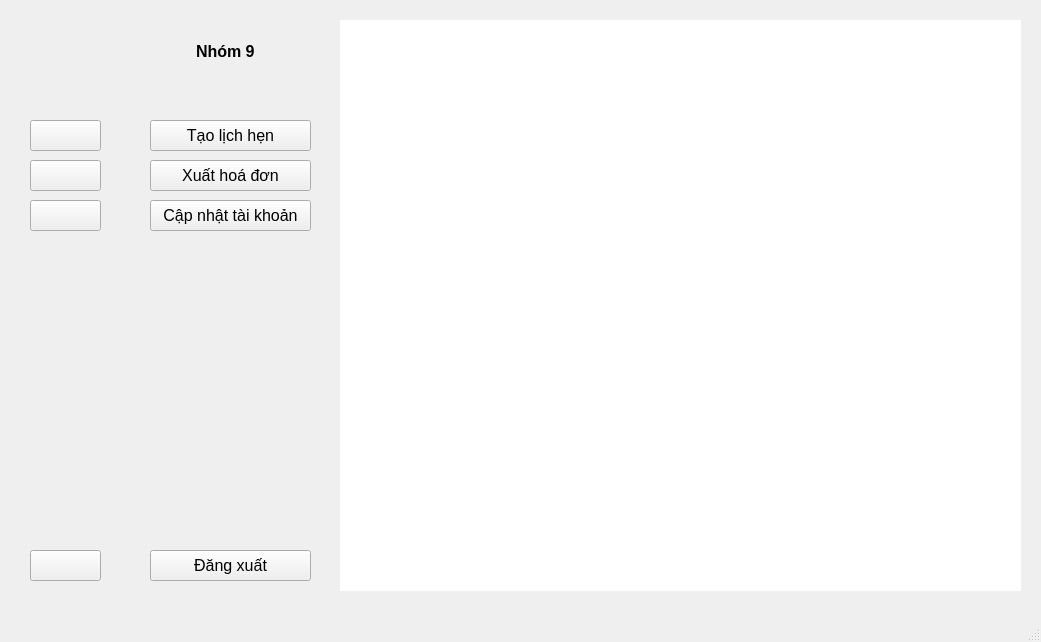
The window that views/nhanvien.ui (id4wndatt/Healthcare_management_system_PyApp) describes before a commit, drawn with Qt 5.
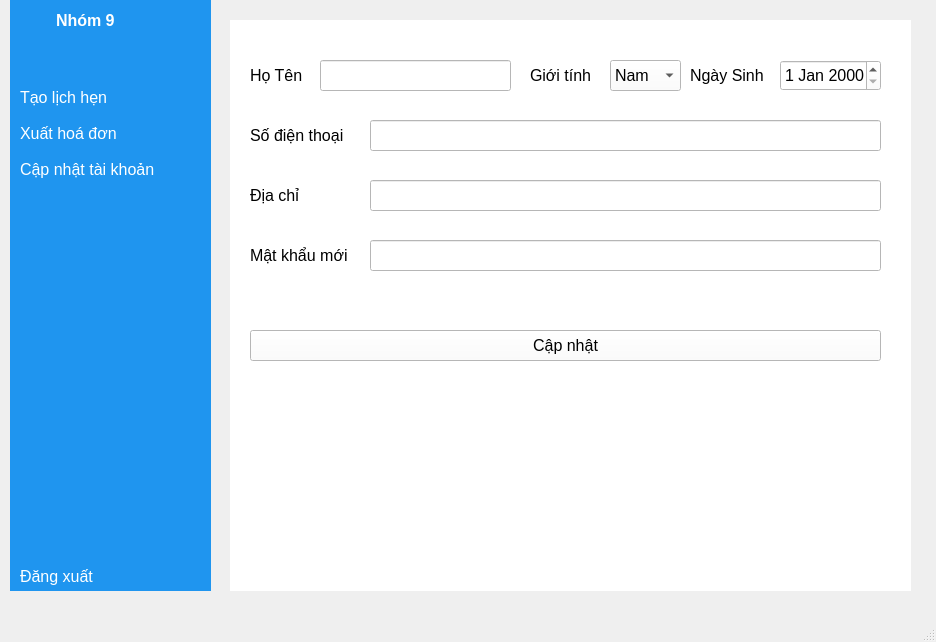
The same window after the commit. The open tabs and pages were chosen to show the change. Icons and pictures are not drawn.

Commit message: Tạo Giao diện nhân viên

```diff
--- a/views/nhanvien.ui
+++ b/views/nhanvien.ui
@@ -6,7 +6,7 @@
    <rect>
     <x>0</x>
     <y>0</y>
-    <width>1041</width>
+    <width>936</width>
     <height>642</height>
    </rect>
   </property>
@@ -14,325 +14,234 @@
    <string>MainWindow</string>
   </property>
   <widget class="QWidget" name="centralwidget">
-   <widget class="QWidget" name="widget" native="true">
-    <property name="geometry">
-     <rect>
-      <x>10</x>
-      <y>10</y>
-      <width>101</width>
-      <height>591</height>
-     </rect>
-    </property>
-    <property name="styleSheet">
-     <string notr="true"/>
-    </property>
-    <widget class="QLabel" name="label">
-     <property name="geometry">
-      <rect>
-       <x>20</x>
-       <y>20</y>
-       <width>40</width>
-       <height>40</height>
-      </rect>
-     </property>
-     <property name="minimumSize">
-      <size>
-       <width>40</width>
-       <height>40</height>
-      </size>
-     </property>
-     <property name="maximumSize">
-      <size>
-       <width>40</width>
-       <height>40</height>
-      </size>
-     </property>
-     <property name="lineWidth">
-      <number>1</number>
-     </property>
-     <property name="text">
-      <string/>
-     </property>
-     <property name="pixmap">
-      <pixmap resource="Resources_cus.qrc">:/newPrefix/Img/anvata.png</pixmap>
-     </property>
-     <property name="scaledContents">
-      <bool>true</bool>
-     </property>
-    </widget>
-    <widget class="QPushButton" name="pushButton">
-     <property name="geometry">
-      <rect>
-       <x>20</x>
-       <y>110</y>
-       <width>71</width>
-       <height>31</height>
-      </rect>
-     </property>
-     <property name="text">
-      <string/>
-     </property>
-     <property name="icon">
-      <iconset resource="Resources_cus.qrc">
-       <normaloff>:/newPrefix/Img/DanhSachLichHen.png</normaloff>:/newPrefix/Img/DanhSachLichHen.png</iconset>
-     </property>
-     <property name="iconSize">
-      <size>
-       <width>20</width>
-       <height>20</height>
-      </size>
-     </property>
-    </widget>
-    <widget class="QPushButton" name="pushButton_4">
-     <property name="geometry">
-      <rect>
-       <x>20</x>
-       <y>540</y>
-       <width>71</width>
-       <height>31</height>
-      </rect>
-     </property>
-     <property name="text">
-      <string/>
-     </property>
-     <property name="icon">
-      <iconset resource="Resources_cus.qrc">
-       <normaloff>:/newPrefix/Img/power.png</normaloff>:/newPrefix/Img/power.png</iconset>
-     </property>
-     <property name="iconSize">
-      <size>
-       <width>20</width>
-       <height>20</height>
-      </size>
-     </property>
-    </widget>
-    <widget class="QPushButton" name="pushButton_2">
-     <property name="geometry">
-      <rect>
-       <x>20</x>
-       <y>150</y>
-       <width>71</width>
-       <height>31</height>
-      </rect>
-     </property>
-     <property name="text">
-      <string/>
-     </property>
-     <property name="icon">
-      <iconset resource="Resources_cus.qrc">
-       <normaloff>:/newPrefix/Img/ThongTinKhachHang.png</normaloff>:/newPrefix/Img/ThongTinKhachHang.png</iconset>
-     </property>
-     <property name="iconSize">
-      <size>
-       <width>20</width>
-       <height>20</height>
-      </size>
-     </property>
-    </widget>
-    <widget class="QPushButton" name="pushButton_3">
-     <property name="geometry">
-      <rect>
-       <x>20</x>
-       <y>190</y>
-       <width>71</width>
-       <height>31</height>
-      </rect>
-     </property>
-     <property name="text">
-      <string/>
-     </property>
-     <property name="icon">
-      <iconset resource="Resources_cus.qrc">
-       <normaloff>:/newPrefix/Img/anvata.png</normaloff>:/newPrefix/Img/anvata.png</iconset>
-     </property>
-     <property name="iconSize">
-      <size>
-       <width>20</width>
-       <height>20</height>
-      </size>
-     </property>
-    </widget>
-   </widget>
    <widget class="QWidget" name="widget_2" native="true">
     <property name="geometry">
      <rect>
-      <x>140</x>
-      <y>10</y>
-      <width>181</width>
+      <x>10</x>
+      <y>0</y>
+      <width>201</width>
       <height>591</height>
      </rect>
     </property>
     <property name="styleSheet">
-     <string notr="true"/>
+     <string notr="true">QWidget{
+	background-color: rgb(31, 149, 239);
+	color:white;
+}
+
+QPushButton{
+	color:white;
+	text-align:left;
+	height:30px;
+	border:none;
+	padding-left:10px;
+	border-bottom-left-radius:10px;
+}
+
+QPushButton:checked{
+	background-color:#F5FAFE;
+	color:#1F95EF;
+	font-weight:bold;
+}</string>
     </property>
-    <widget class="QPushButton" name="pushButton_6">
-     <property name="geometry">
-      <rect>
-       <x>10</x>
-       <y>540</y>
-       <width>161</width>
-       <height>31</height>
-      </rect>
-     </property>
-     <property name="font">
-      <font>
-       <pointsize>12</pointsize>
-      </font>
-     </property>
-     <property name="text">
-      <string>Đăng xuất</string>
-     </property>
-     <property name="icon">
-      <iconset resource="Resources_cus.qrc">
-       <normaloff>:/newPrefix/Img/power.png</normaloff>:/newPrefix/Img/power.png</iconset>
-     </property>
-     <property name="iconSize">
-      <size>
-       <width>20</width>
-       <height>20</height>
-      </size>
-     </property>
-    </widget>
-    <widget class="QPushButton" name="pushButton_8">
-     <property name="geometry">
-      <rect>
-       <x>10</x>
-       <y>110</y>
-       <width>161</width>
-       <height>31</height>
-      </rect>
-     </property>
-     <property name="font">
-      <font>
-       <pointsize>12</pointsize>
-      </font>
-     </property>
-     <property name="text">
-      <string>Tạo lịch hẹn</string>
-     </property>
-     <property name="icon">
-      <iconset resource="Resources_cus.qrc">
-       <normaloff>:/newPrefix/Img/DanhSachDichVu.png</normaloff>:/newPrefix/Img/DanhSachDichVu.png</iconset>
-     </property>
-     <property name="iconSize">
-      <size>
-       <width>20</width>
-       <height>20</height>
-      </size>
-     </property>
-    </widget>
-    <widget class="QPushButton" name="pushButton_7">
-     <property name="geometry">
-      <rect>
-       <x>10</x>
-       <y>150</y>
-       <width>161</width>
-       <height>31</height>
-      </rect>
-     </property>
-     <property name="font">
-      <font>
-       <pointsize>12</pointsize>
-      </font>
-     </property>
-     <property name="text">
-      <string>Xuất hoá đơn</string>
-     </property>
-     <property name="icon">
-      <iconset resource="Resources_cus.qrc">
-       <normaloff>:/newPrefix/Img/ThongTinKhachHang.png</normaloff>:/newPrefix/Img/ThongTinKhachHang.png</iconset>
-     </property>
-     <property name="iconSize">
-      <size>
-       <width>20</width>
-       <height>20</height>
-      </size>
-     </property>
-    </widget>
-    <widget class="QPushButton" name="pushButton_5">
-     <property name="geometry">
-      <rect>
-       <x>10</x>
-       <y>190</y>
-       <width>161</width>
-       <height>31</height>
-      </rect>
-     </property>
-     <property name="font">
-      <font>
-       <pointsize>12</pointsize>
-      </font>
-     </property>
-     <property name="text">
-      <string>Cập nhật tài khoản</string>
-     </property>
-     <property name="icon">
-      <iconset resource="Resources_cus.qrc">
-       <normaloff>:/newPrefix/Img/anvata.png</normaloff>:/newPrefix/Img/anvata.png</iconset>
-     </property>
-     <property name="iconSize">
-      <size>
-       <width>20</width>
-       <height>20</height>
-      </size>
-     </property>
-    </widget>
-    <widget class="QWidget" name="">
-     <property name="geometry">
-      <rect>
-       <x>10</x>
-       <y>20</y>
-       <width>161</width>
-       <height>42</height>
-      </rect>
-     </property>
-     <layout class="QHBoxLayout" name="horizontalLayout">
-      <item>
-       <widget class="QLabel" name="label_2">
-        <property name="minimumSize">
-         <size>
-          <width>40</width>
-          <height>40</height>
-         </size>
-        </property>
-        <property name="maximumSize">
-         <size>
-          <width>40</width>
-          <height>40</height>
-         </size>
-        </property>
-        <property name="text">
-         <string/>
-        </property>
-        <property name="pixmap">
-         <pixmap resource="Resources_cus.qrc">:/newPrefix/Img/anvata.png</pixmap>
-        </property>
-        <property name="scaledContents">
-         <bool>true</bool>
-        </property>
-       </widget>
-      </item>
-      <item>
-       <widget class="QLabel" name="label_3">
-        <property name="font">
-         <font>
-          <pointsize>12</pointsize>
-          <weight>75</weight>
-          <bold>true</bold>
-         </font>
-        </property>
-        <property name="text">
-         <string>Nhóm 9</string>
-        </property>
-       </widget>
-      </item>
-     </layout>
-    </widget>
+    <layout class="QVBoxLayout" name="verticalLayout_4">
+     <item>
+      <layout class="QHBoxLayout" name="horizontalLayout">
+       <item>
+        <widget class="QLabel" name="label_2">
+         <property name="minimumSize">
+          <size>
+           <width>40</width>
+           <height>40</height>
+          </size>
+         </property>
+         <property name="maximumSize">
+          <size>
+           <width>40</width>
+           <height>40</height>
+          </size>
+         </property>
+         <property name="text">
+          <string/>
+         </property>
+         <property name="pixmap">
+          <pixmap resource="Resources_cus.qrc">:/newPrefix/Img/anvata.png</pixmap>
+         </property>
+         <property name="scaledContents">
+          <bool>true</bool>
+         </property>
+        </widget>
+       </item>
+       <item>
+        <widget class="QLabel" name="label_3">
+         <property name="font">
+          <font>
+           <pointsize>12</pointsize>
+           <weight>75</weight>
+           <bold>true</bold>
+          </font>
+         </property>
+         <property name="text">
+          <string>Nhóm 9</string>
+         </property>
+        </widget>
+       </item>
+      </layout>
+     </item>
+     <item>
+      <layout class="QVBoxLayout" name="verticalLayout">
+       <item>
+        <widget class="QPushButton" name="btntaikhoan_nv_5">
+         <property name="text">
+          <string/>
+         </property>
+         <property name="iconSize">
+          <size>
+           <width>20</width>
+           <height>20</height>
+          </size>
+         </property>
+         <property name="checkable">
+          <bool>true</bool>
+         </property>
+         <property name="autoExclusive">
+          <bool>true</bool>
+         </property>
+        </widget>
+       </item>
+       <item>
+        <widget class="QPushButton" name="btnlichhen_nv_2">
+         <property name="font">
+          <font>
+           <pointsize>12</pointsize>
+          </font>
+         </property>
+         <property name="text">
+          <string>Tạo lịch hẹn</string>
+         </property>
+         <property name="icon">
+          <iconset resource="Resources_cus.qrc">
+           <normaloff>:/newPrefix/Img/DanhSachDichVu.png</normaloff>:/newPrefix/Img/DanhSachDichVu.png</iconset>
+         </property>
+         <property name="iconSize">
+          <size>
+           <width>20</width>
+           <height>20</height>
+          </size>
+         </property>
+         <property name="checkable">
+          <bool>true</bool>
+         </property>
+         <property name="autoExclusive">
+          <bool>true</bool>
+         </property>
+        </widget>
+       </item>
+       <item>
+        <widget class="QPushButton" name="btnhoadon_nv_2">
+         <property name="font">
+          <font>
+           <pointsize>12</pointsize>
+          </font>
+         </property>
+         <property name="text">
+          <string>Xuất hoá đơn</string>
+         </property>
+         <property name="icon">
+          <iconset resource="Resources_cus.qrc">
+           <normaloff>:/newPrefix/Img/ThongTinKhachHang.png</normaloff>:/newPrefix/Img/ThongTinKhachHang.png</iconset>
+         </property>
+         <property name="iconSize">
+          <size>
+           <width>20</width>
+           <height>20</height>
+          </size>
+         </property>
+         <property name="checkable">
+          <bool>true</bool>
+         </property>
+         <property name="autoExclusive">
+          <bool>true</bool>
+         </property>
+        </widget>
+       </item>
+       <item>
+        <widget class="QPushButton" name="btntaikhoan_nv_2">
+         <property name="font">
+          <font>
+           <pointsize>12</pointsize>
+          </font>
+         </property>
+         <property name="text">
+          <string>Cập nhật tài khoản</string>
+         </property>
+         <property name="icon">
+          <iconset resource="Resources_cus.qrc">
+           <normaloff>:/newPrefix/Img/anvata.png</normaloff>:/newPrefix/Img/anvata.png</iconset>
+         </property>
+         <property name="iconSize">
+          <size>
+           <width>20</width>
+           <height>20</height>
+          </size>
+         </property>
+         <property name="checkable">
+          <bool>true</bool>
+         </property>
+         <property name="autoExclusive">
+          <bool>true</bool>
+         </property>
+        </widget>
+       </item>
+      </layout>
+     </item>
+     <item>
+      <spacer name="verticalSpacer_2">
+       <property name="orientation">
+        <enum>Qt::Vertical</enum>
+       </property>
+       <property name="sizeHint" stdset="0">
+        <size>
+         <width>20</width>
+         <height>340</height>
+        </size>
+       </property>
+      </spacer>
+     </item>
+     <item>
+      <widget class="QPushButton" name="btnexit_nv_2">
+       <property name="font">
+        <font>
+         <pointsize>12</pointsize>
+        </font>
+       </property>
+       <property name="text">
+        <string>Đăng xuất</string>
+       </property>
+       <property name="icon">
+        <iconset resource="Resources_cus.qrc">
+         <normaloff>:/newPrefix/Img/power.png</normaloff>:/newPrefix/Img/power.png</iconset>
+       </property>
+       <property name="iconSize">
+        <size>
+         <width>20</width>
+         <height>20</height>
+        </size>
+       </property>
+       <property name="checkable">
+        <bool>true</bool>
+       </property>
+       <property name="autoExclusive">
+        <bool>true</bool>
+       </property>
+      </widget>
+     </item>
+    </layout>
    </widget>
    <widget class="QWidget" name="widget_3" native="true">
     <property name="geometry">
      <rect>
-      <x>330</x>
+      <x>220</x>
       <y>10</y>
       <width>701</width>
       <height>591</height>
@@ -930,7 +839,252 @@
        </widget>
       </widget>
      </widget>
-     <widget class="QWidget" name="pageCapNhatTaiKhoan"/>
+     <widget class="QWidget" name="pageCapNhatTaiKhoan">
+      <widget class="QLabel" name="label_13">
+       <property name="geometry">
+        <rect>
+         <x>20</x>
+         <y>40</y>
+         <width>61</width>
+         <height>31</height>
+        </rect>
+       </property>
+       <property name="font">
+        <font>
+         <pointsize>12</pointsize>
+        </font>
+       </property>
+       <property name="text">
+        <string>Họ Tên</string>
+       </property>
+      </widget>
+      <widget class="QComboBox" name="cbmgioitinh_nv">
+       <property name="geometry">
+        <rect>
+         <x>380</x>
+         <y>40</y>
+         <width>71</width>
+         <height>31</height>
+        </rect>
+       </property>
+       <property name="font">
+        <font>
+         <pointsize>12</pointsize>
+        </font>
+       </property>
+       <item>
+        <property name="text">
+         <string>Nam</string>
+        </property>
+       </item>
+       <item>
+        <property name="text">
+         <string>Nữ</string>
+        </property>
+       </item>
+       <item>
+        <property name="text">
+         <string>Khác</string>
+        </property>
+       </item>
+      </widget>
+      <widget class="QLabel" name="label_14">
+       <property name="geometry">
+        <rect>
+         <x>460</x>
+         <y>40</y>
+         <width>81</width>
+         <height>31</height>
+        </rect>
+       </property>
+       <property name="font">
+        <font>
+         <pointsize>12</pointsize>
+        </font>
+       </property>
+       <property name="text">
+        <string>Ngày Sinh</string>
+       </property>
+      </widget>
+      <widget class="QLabel" name="label_15">
+       <property name="geometry">
+        <rect>
+         <x>300</x>
+         <y>40</y>
+         <width>71</width>
+         <height>31</height>
+        </rect>
+       </property>
+       <property name="font">
+        <font>
+         <pointsize>12</pointsize>
+        </font>
+       </property>
+       <property name="text">
+        <string>Giới tính</string>
+       </property>
+      </widget>
+      <widget class="QLineEdit" name="txtsdt_nv">
+       <property name="geometry">
+        <rect>
+         <x>140</x>
+         <y>100</y>
+         <width>511</width>
+         <height>31</height>
+        </rect>
+       </property>
+       <property name="font">
+        <font>
+         <pointsize>12</pointsize>
+        </font>
+       </property>
+      </widget>
+      <widget class="QDateEdit" name="datngaysinh_nv">
+       <property name="geometry">
+        <rect>
+         <x>550</x>
+         <y>40</y>
+         <width>101</width>
+         <height>31</height>
+        </rect>
+       </property>
+       <property name="font">
+        <font>
+         <pointsize>12</pointsize>
+        </font>
+       </property>
+      </widget>
+      <widget class="QLineEdit" name="txtdiachi_nv">
+       <property name="geometry">
+        <rect>
+         <x>140</x>
+         <y>160</y>
+         <width>511</width>
+         <height>31</height>
+        </rect>
+       </property>
+       <property name="font">
+        <font>
+         <pointsize>12</pointsize>
+        </font>
+       </property>
+      </widget>
+      <widget class="QLineEdit" name="txthoten_nv">
+       <property name="geometry">
+        <rect>
+         <x>90</x>
+         <y>40</y>
+         <width>191</width>
+         <height>31</height>
+        </rect>
+       </property>
+       <property name="font">
+        <font>
+         <pointsize>12</pointsize>
+        </font>
+       </property>
+      </widget>
+      <widget class="QLabel" name="label_16">
+       <property name="geometry">
+        <rect>
+         <x>20</x>
+         <y>100</y>
+         <width>111</width>
+         <height>31</height>
+        </rect>
+       </property>
+       <property name="font">
+        <font>
+         <pointsize>12</pointsize>
+        </font>
+       </property>
+       <property name="text">
+        <string>Số điện thoại</string>
+       </property>
+      </widget>
+      <widget class="QLabel" name="label_17">
+       <property name="geometry">
+        <rect>
+         <x>20</x>
+         <y>160</y>
+         <width>71</width>
+         <height>31</height>
+        </rect>
+       </property>
+       <property name="font">
+        <font>
+         <pointsize>12</pointsize>
+        </font>
+       </property>
+       <property name="text">
+        <string>Địa chỉ</string>
+       </property>
+      </widget>
+      <widget class="QLineEdit" name="txtmatkau_nv">
+       <property name="geometry">
+        <rect>
+         <x>140</x>
+         <y>220</y>
+         <width>511</width>
+         <height>31</height>
+        </rect>
+       </property>
+       <property name="font">
+        <font>
+         <pointsize>12</pointsize>
+        </font>
+       </property>
+       <property name="text">
+        <string/>
+       </property>
+      </widget>
+      <widget class="QLabel" name="label_18">
+       <property name="geometry">
+        <rect>
+         <x>20</x>
+         <y>220</y>
+         <width>101</width>
+         <height>31</height>
+        </rect>
+       </property>
+       <property name="font">
+        <font>
+         <pointsize>12</pointsize>
+        </font>
+       </property>
+       <property name="text">
+        <string>Mật khẩu mới</string>
+       </property>
+      </widget>
+      <widget class="QPushButton" name="btncapnhap_nv">
+       <property name="geometry">
+        <rect>
+         <x>20</x>
+         <y>310</y>
+         <width>631</width>
+         <height>31</height>
+        </rect>
+       </property>
+       <property name="font">
+        <font>
+         <pointsize>12</pointsize>
+        </font>
+       </property>
+       <property name="text">
+        <string>Cập nhật</string>
+       </property>
+       <property name="icon">
+        <iconset resource="Resources_cus.qrc">
+         <normaloff>:/newPrefix/Img/ThongTinKhachHang.png</normaloff>:/newPrefix/Img/ThongTinKhachHang.png</iconset>
+       </property>
+       <property name="iconSize">
+        <size>
+         <width>20</width>
+         <height>20</height>
+        </size>
+       </property>
+      </widget>
+     </widget>
     </widget>
    </widget>
   </widget>
```
Left out of the diff: 210 changed lines with no effect on the pictures.
